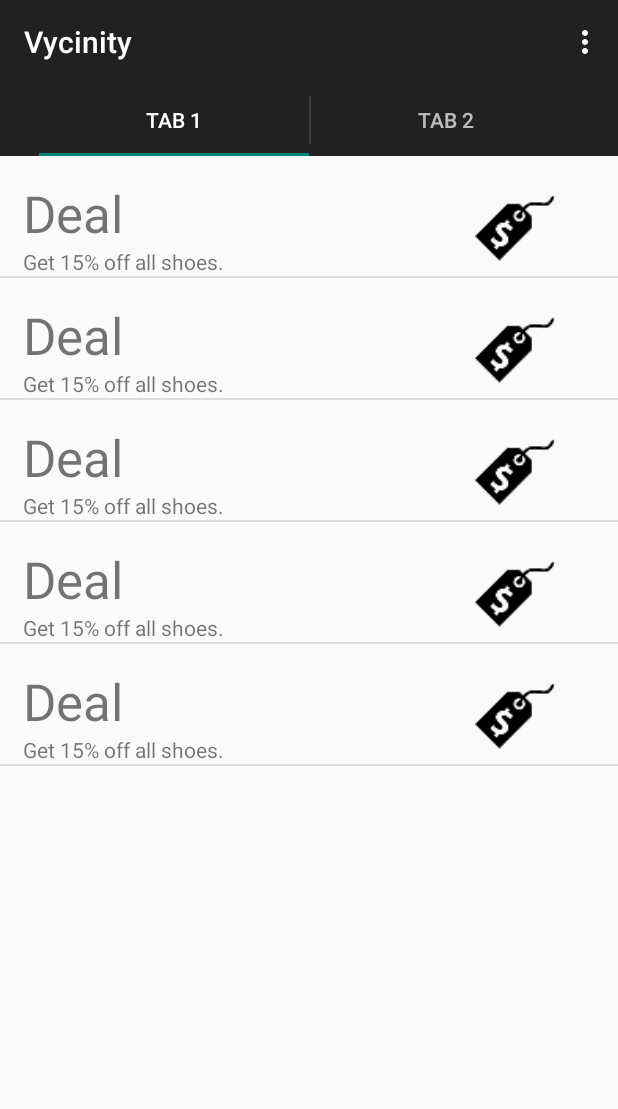
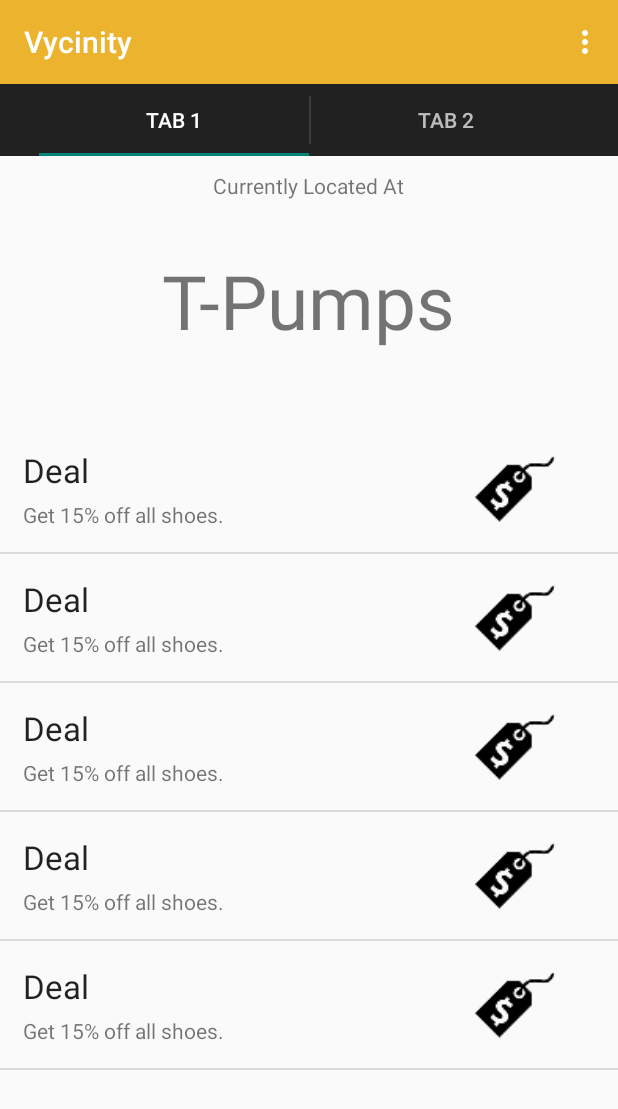
Before and after one commit to harid001/Vycinity, an Android app: the screen it shows after launch (MainActivity), on a phone screen of 412 x 824 dp. Shown: the top 1109 px of the screen. Run offline under Robolectric (Android 15) with nearby library versions, the phone set to English and light mode, and no system bars.

Commit message:
styled action bar

```diff
--- a/mobile/src/main/java/tinovation/org/vycinity/PlaceFragment.java
+++ b/mobile/src/main/java/tinovation/org/vycinity/PlaceFragment.java
@@ -58,7 +58,4 @@ public class PlaceFragment extends Fragment {
         }
     }
 
-
-
-
 }
--- a/mobile/src/main/res/layout/data_item.xml
+++ b/mobile/src/main/res/layout/data_item.xml
@@ -2,7 +2,8 @@
 <LinearLayout xmlns:android="http://schemas.android.com/apk/res/android"
     android:orientation="horizontal" android:layout_width="match_parent"
     android:layout_height="wrap_content"
-    android:paddingTop="15dp">
+    android:paddingTop="15dp"
+    android:paddingBottom="15dp">
 
 
     <LinearLayout
@@ -18,7 +19,8 @@
             android:layout_height="wrap_content"
             android:text="@string/data_description"
             android:id="@+id/data_description"
-            android:textSize="@dimen/abc_text_size_display_1_material"/>
+            android:layout_marginBottom="5dp"
+            android:textAppearance="?android:attr/textAppearanceLarge"/>
 
         <TextView
             android:layout_width="wrap_content"
--- a/mobile/src/main/res/layout/fragment_place.xml
+++ b/mobile/src/main/res/layout/fragment_place.xml
@@ -1,11 +1,39 @@
-<FrameLayout xmlns:android="http://schemas.android.com/apk/res/android"
+<LinearLayout xmlns:android="http://schemas.android.com/apk/res/android"
     xmlns:tools="http://schemas.android.com/tools" android:layout_width="match_parent"
-    android:layout_height="match_parent" >
+    android:layout_height="match_parent"
+    android:orientation="vertical">
+
+    <TextView
+        android:layout_width="wrap_content"
+        android:layout_height="wrap_content"
+        android:text="@string/current_location"
+        android:layout_marginTop="10dp"
+        android:layout_gravity="center"
+        android:id="@+id/textView" />
+
+    <FrameLayout
+        android:layout_width="match_parent"
+        android:layout_height="0dp"
+        android:layout_weight="1">
+
+        <TextView
+            android:layout_width="wrap_content"
+            android:layout_height="wrap_content"
+            android:layout_gravity="center"
+            android:textSize="50sp"
+            android:text="T-Pumps"
+            android:id="@+id/textView2" />
+
+    </FrameLayout>
 
     <ListView
         android:layout_width="match_parent"
-        android:layout_height="match_parent"
+        android:layout_height="0dp"
+        android:layout_weight="4"
+        android:layout_marginTop="15dp"
         android:id="@+id/data_list"
         android:layout_gravity="center" />
 
-</FrameLayout>
+
+
+</LinearLayout>
--- /dev/null
+++ b/mobile/src/main/res/values/colors.xml
@@ -0,0 +1,5 @@
+<?xml version="1.0" encoding="utf-8"?>
+<resources>
+    <color name="sexy_orange">#ECB32E</color>
+
+</resources>
--- a/mobile/src/main/res/values/strings.xml
+++ b/mobile/src/main/res/values/strings.xml
@@ -6,5 +6,6 @@
     <string name="action_settings">Settings</string>
     <string name="data_description">Deal</string>
     <string name="data_content">Get 15% off all shoes.</string>
+    <string name="current_location">Currently Located At</string>
 
 </resources>
--- a/mobile/src/main/res/values/styles.xml
+++ b/mobile/src/main/res/values/styles.xml
@@ -3,6 +3,12 @@
     <!-- Base application theme. -->
     <style name="AppTheme" parent="Theme.AppCompat.Light.DarkActionBar">
         <!-- Customize your theme here. -->
+        <item name="actionBarStyle">@style/ActionBar.Solid.Vicynity</item>
+    </style>
+
+    <style name="ActionBar.Solid.Vicynity"
+        parent="@style/Widget.AppCompat.Light.ActionBar.Solid.Inverse">
+        <item name="background">@color/sexy_orange</item>
     </style>
 
 </resources>
```
